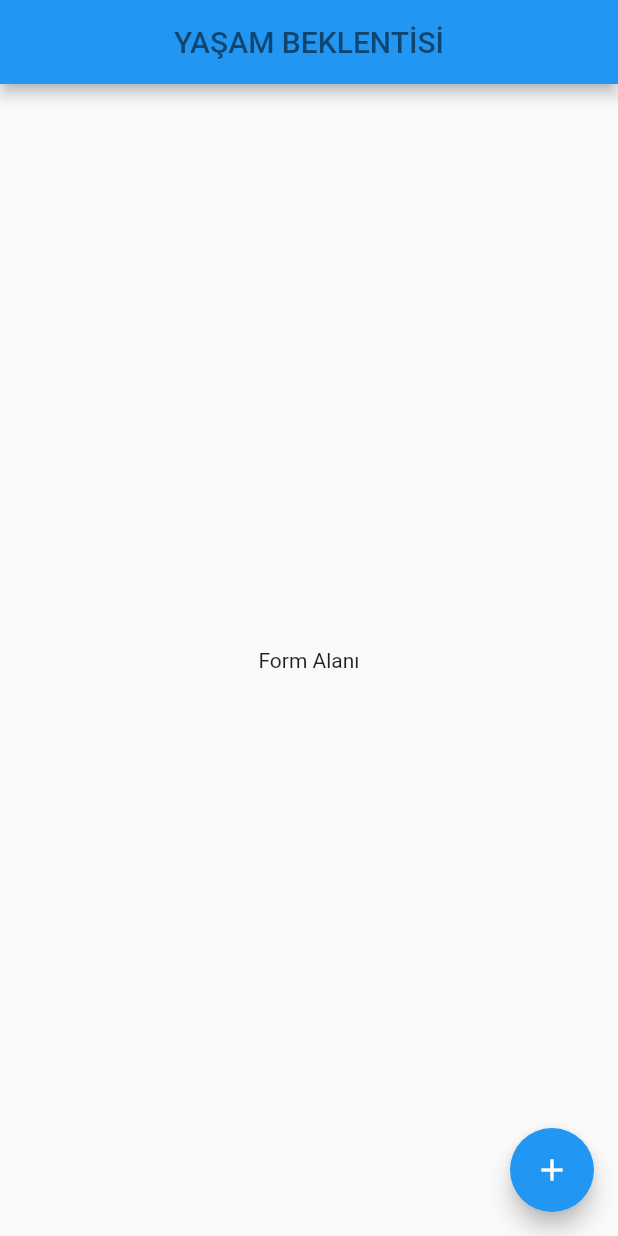
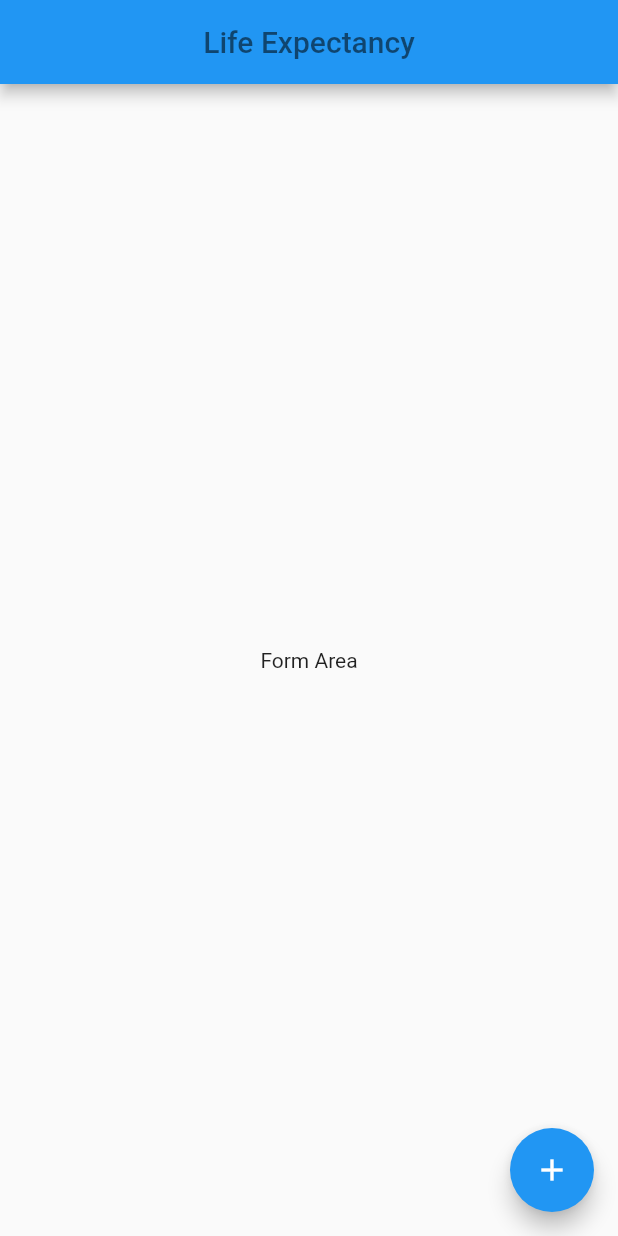
Before and after one commit to dogusipeksac/life_expectancy_flutter_app, a Flutter app: the screen it shows after launch, on a phone screen of 412 x 824 dp. Run offline on Flutter 3.47's test engine with Material 2 defaults, Android fonts, the phone set to English and light mode, and no system bars.

Commit message:
basic interface designed and new class added

```diff
--- /dev/null
+++ b/lib/input_page.dart
@@ -0,0 +1,40 @@
+import 'package:flutter/material.dart';
+
+
+class InputPage extends StatefulWidget {
+  @override
+  _InputPageState createState() => _InputPageState();
+}
+
+class _InputPageState extends State<InputPage> {
+  @override
+  Widget build(BuildContext context) {
+    return Scaffold(
+      appBar: AppBar(
+        title: Text(
+          'Life Expectancy',
+          style: TextStyle(color: Colors.black54),
+        ),
+        centerTitle: true,
+      ),
+      body: Center(
+        child: Text(
+          "Form Area",
+          /*Theme.of(context).primaryColor.toString(),*/
+          /*style: TextStyle(fontSize: 25),*/
+        ),
+      ),
+      floatingActionButton:
+      /*Theme(
+        data: ThemeData(
+          //yukarı doğru çıktığında ilk karşılaştıgın temayı al
+          accentColor: Theme.of(context).primaryColor,
+        ),                                            */
+      FloatingActionButton(
+        onPressed: () {},
+        child: Icon(Icons.add),
+      ),
+      //  ),
+    );
+  }
+}
--- a/lib/main.dart
+++ b/lib/main.dart
@@ -1,4 +1,8 @@
 import 'package:flutter/material.dart';
+
+import 'input_page.dart';
+
+
 
 void main() {
   runApp(MyApp());
@@ -8,34 +12,14 @@ class MyApp extends StatelessWidget {
   @override
   Widget build(BuildContext context) {
     return MaterialApp(
+      //var olan tema üzerine değişiklik yapailirsiniz
+      /*theme: ThemeData.dark().copyWith(
+        brightness: Brightness.dark,
+        primaryColor: Colors.yellow,
+        accentColor: Colors.red,
+        scaffoldBackgroundColor: Colors.black,
+      ),   */
       home: InputPage(),
     );
   }
 }
-
-class InputPage extends StatefulWidget {
-  @override
-  _InputPageState createState() => _InputPageState();
-}
-
-class _InputPageState extends State<InputPage> {
-  @override
-  Widget build(BuildContext context) {
-    return Scaffold(
-      appBar: AppBar(
-        title: Text(
-          'YAŞAM BEKLENTİSİ',
-          style: TextStyle(color: Colors.black54),
-        ),
-        centerTitle: true,
-      ),
-      body: Center(
-        child: Text('Form Alanı'),
-      ),
-      floatingActionButton: FloatingActionButton(
-        onPressed: (){},
-        child: Icon(Icons.add),
-      ),
-    );
-  }
-}
```
